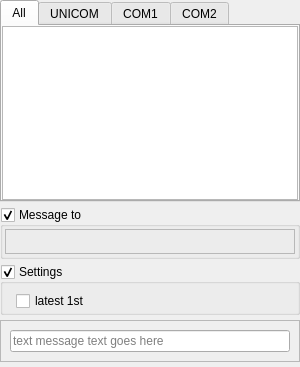
This is src/blackgui/components/textmessagecomponent.ui in swift-project/pilotclient as Qt 5 draws it before an edit. The edited form follows.
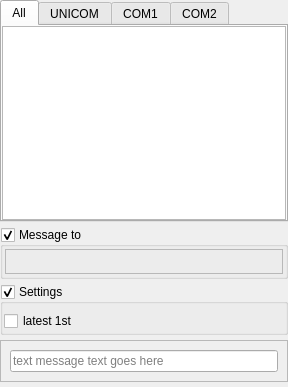
This is the edited form. Custom widgets are drawn as their Qt base class.

Commit message: Text message view, scroll down if sorted by timestamp

```diff
--- a/src/blackgui/components/textmessagecomponent.ui
+++ b/src/blackgui/components/textmessagecomponent.ui
@@ -2,14 +2,6 @@
 <ui version="4.0">
  <class>CTextMessageComponent</class>
  <widget class="QFrame" name="CTextMessageComponent">
-  <property name="geometry">
-   <rect>
-    <x>0</x>
-    <y>0</y>
-    <width>300</width>
-    <height>367</height>
-   </rect>
-  </property>
   <property name="windowTitle">
    <string>Text messages</string>
   </property>
@@ -56,21 +48,12 @@
        </property>
        <item>
         <widget class="BlackGui::Views::CTextMessageView" name="tvp_TextMessagesAll">
-         <property name="maximumSize">
-          <size>
-           <width>16777215</width>
-           <height>16777215</height>
-          </size>
-         </property>
          <property name="verticalScrollBarPolicy">
           <enum>Qt::ScrollBarAsNeeded</enum>
          </property>
          <property name="horizontalScrollBarPolicy">
           <enum>Qt::ScrollBarAsNeeded</enum>
          </property>
-         <property name="sizeAdjustPolicy">
-          <enum>QAbstractScrollArea::AdjustToContents</enum>
-         </property>
          <property name="autoScroll">
           <bool>false</bool>
          </property>
```
The commit also changes 3 other files.
